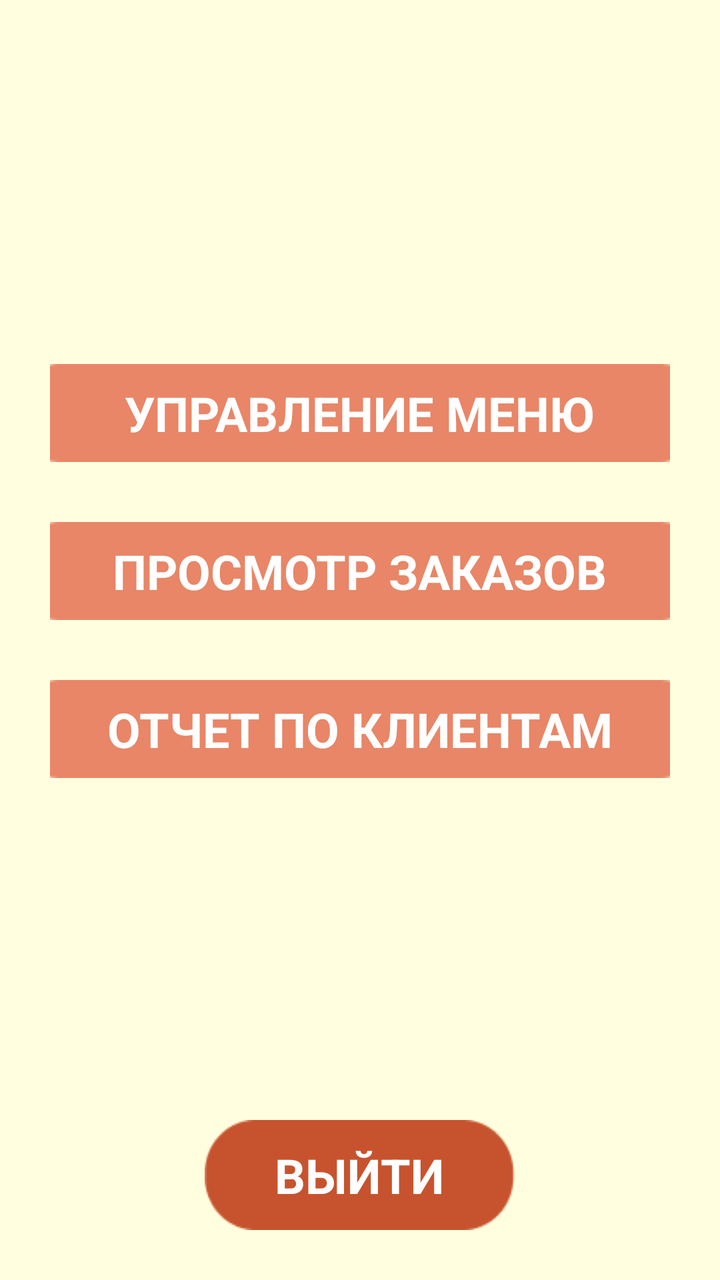
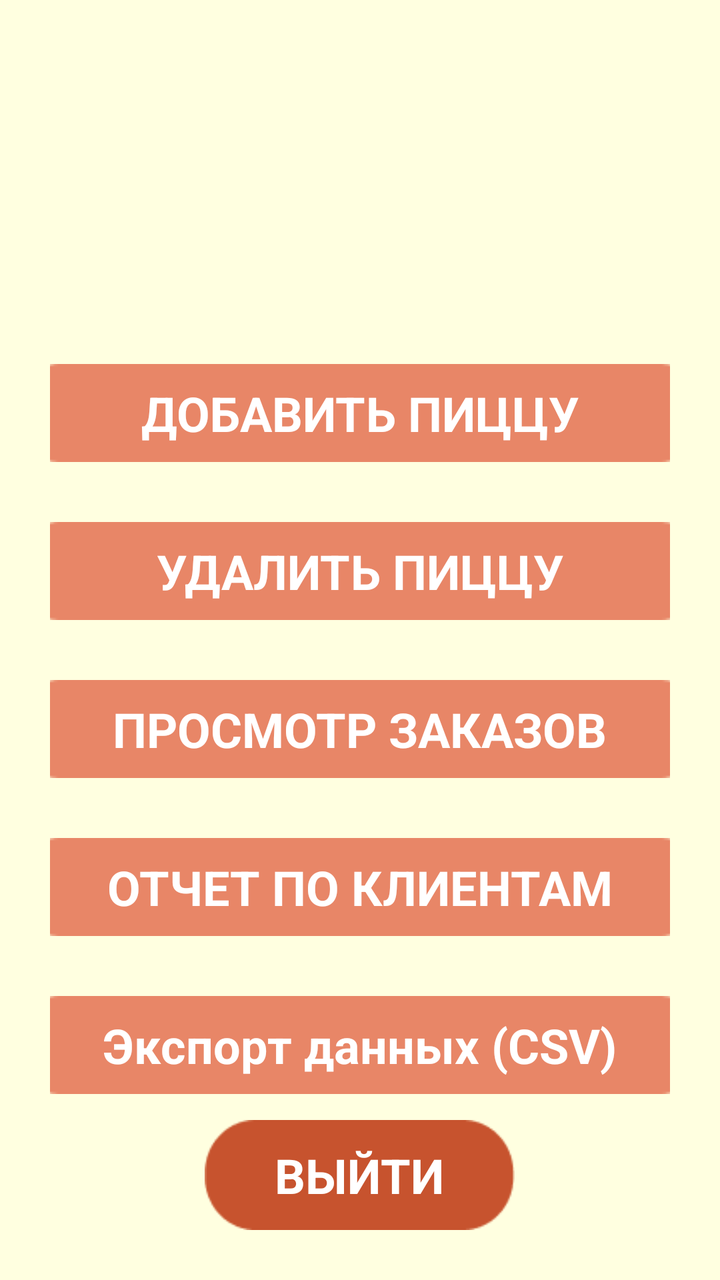

Before-and-after screenshots of an Android layout around one commit, followed by the original layout XML and the change that was made.
<!-- AndroidManifest.xml: application theme Theme.DoKusochka -->
<!-- res/layout/admin_menegement.xml -->
<?xml version="1.0" encoding="utf-8"?>
<LinearLayout
    xmlns:android="http://schemas.android.com/apk/res/android"
    android:layout_width="match_parent"
    android:layout_height="match_parent"
    android:background="#FFFFE0"
    android:orientation="vertical"
    android:padding="25dp">

    
    <Space
        android:layout_width="match_parent"
        android:layout_height="157dp" />

    
    <LinearLayout
        android:id="@+id/menuManagementsButton"
        android:layout_width="350dp"
        android:layout_height="49dp"
        android:layout_gravity="center_horizontal"
        android:background="@drawable/button_background"
        android:gravity="center">

        <TextView
            android:layout_width="wrap_content"
            android:layout_height="wrap_content"
            android:text="УПРАВЛЕНИЕ МЕНЮ"
            android:textColor="#FFFFFF"
            android:textSize="24sp"
            android:textStyle="bold" />

    </LinearLayout>

    
    <Space
        android:layout_width="match_parent"
        android:layout_height="30dp" />

    
    <LinearLayout
        android:id="@+id/ordersButton"
        android:layout_width="350dp"
        android:layout_height="49dp"
        android:layout_gravity="center_horizontal"
        android:background="@drawable/button_background"
        android:gravity="center">

        <TextView
            android:layout_width="wrap_content"
            android:layout_height="wrap_content"
            android:text="ПРОСМОТР ЗАКАЗОВ"
            android:textColor="#FFFFFF"
            android:textSize="24sp"
            android:textStyle="bold" />

    </LinearLayout>

    
    <Space
        android:layout_width="match_parent"
        android:layout_height="30dp" />

    
    <LinearLayout
        android:id="@+id/clientsReportButton"
        android:layout_width="350dp"
        android:layout_height="49dp"
        android:layout_gravity="center_horizontal"
        android:background="@drawable/button_background"
        android:gravity="center">

        <TextView
            android:layout_width="wrap_content"
            android:layout_height="wrap_content"
            android:text="ОТЧЕТ ПО КЛИЕНТАМ"
            android:textColor="#FFFFFF"
            android:textSize="24sp"
            android:textStyle="bold" />

    </LinearLayout>

    
    <LinearLayout
        android:layout_width="match_parent"
        android:layout_height="0dp"
        android:layout_weight="1" />

    
    <LinearLayout
        android:id="@+id/logoutButton"
        android:layout_width="155dp"
        android:layout_height="55dp"
        android:layout_gravity="center_horizontal"
        android:background="@drawable/dark_button_background"
        android:gravity="center">

        <TextView
            android:layout_width="wrap_content"
            android:layout_height="wrap_content"
            android:text="ВЫЙТИ"
            android:textColor="#FFFFFF"
            android:textSize="24sp"
            android:textStyle="bold" />

    </LinearLayout>

</LinearLayout>
<!-- resources referenced by this layout -->
<resources>
  <!-- drawable button_background: png bitmap (drawable, 1152 bytes) -->
  <!-- drawable dark_button_background: png bitmap (drawable, 1264 bytes) -->
  <style name="Theme.DoKusochka" parent="Theme.AppCompat.Light.NoActionBar">
          <item name="android:windowBackground">#FFFFE0</item>
      </style>
</resources>

<!-- the commit's change to res/layout/admin_menegement.xml (unified diff, before → after) -->
@@ -24,11 +24,31 @@
         <TextView
             android:layout_width="wrap_content"
             android:layout_height="wrap_content"
-            android:text="УПРАВЛЕНИЕ МЕНЮ"
+            android:text="ДОБАВИТЬ ПИЦЦУ"
             android:textColor="#FFFFFF"
             android:textSize="24sp"
             android:textStyle="bold" />
 
+    </LinearLayout>
+
+    <Space
+        android:layout_width="match_parent"
+        android:layout_height="30dp" />
+    <LinearLayout
+        android:id="@+id/deletePizzaButton"
+        android:layout_width="350dp"
+        android:layout_height="49dp"
+        android:layout_gravity="center_horizontal"
+        android:background="@drawable/button_background"
+        android:gravity="center">
+
+        <TextView
+            android:layout_width="wrap_content"
+            android:layout_height="wrap_content"
+            android:text="УДАЛИТЬ ПИЦЦУ"
+            android:textColor="#FFFFFF"
+            android:textSize="24sp"
+            android:textStyle="bold" />
     </LinearLayout>
 
     
@@ -78,6 +98,30 @@
             android:textStyle="bold" />
 
     </LinearLayout>
+    
+    <Space
+        android:layout_width="match_parent"
+        android:layout_height="30dp" />
+    <LinearLayout
+        android:id="@+id/exportDataButton"
+        android:layout_width="350dp"
+        android:layout_height="49dp"
+        android:layout_gravity="center_horizontal"
+        android:background="@drawable/button_background"
+        android:gravity="center">
+
+        <TextView
+            android:layout_width="wrap_content"
+            android:layout_height="wrap_content"
+            android:text="Экспорт данных (CSV)"
+            android:textColor="#FFFFFF"
+            android:textSize="24sp"
+            android:textStyle="bold" />
+
+    </LinearLayout>
+
+
+
 
     
     <LinearLayout
